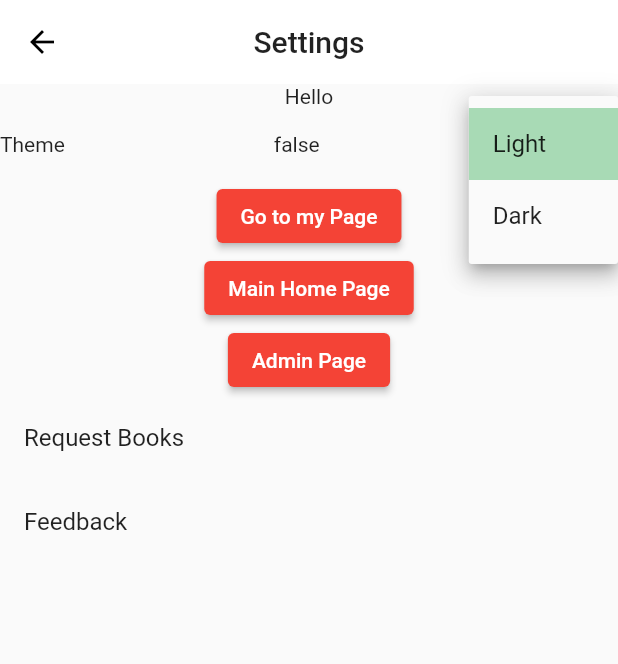
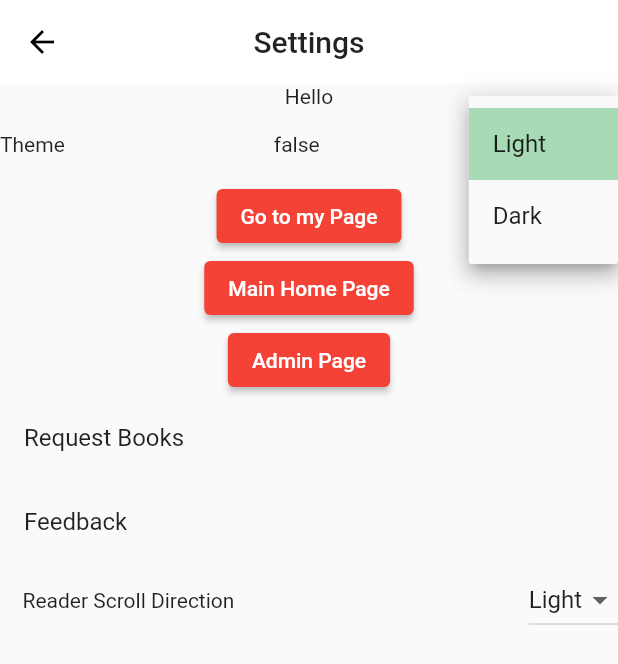
Before and after one commit to zinbrox/books_app, a Flutter app: the SettingsPage screen opened directly, after a tap on "Light", on a phone screen of 412 x 824 dp. Shown: the top 664 px of the screen. Run offline on Flutter 3.47's test engine with Material 2 defaults, Android fonts, the light colour scheme and no system bars; our stand-ins replace cloud_firestore, file_picker, firebase_auth, firebase_core, firebase_storage, fluttertoast and 2 more; missing offline and left inert: downloads_path_provider, epub, epub_viewer; accounts and stored records are empty.

Commit message:
Added light and dark mode for reader

```diff
--- a/lib/pages/myBooksPage.dart
+++ b/lib/pages/myBooksPage.dart
@@ -143,12 +143,18 @@ class _myPageState extends State<myPage> {
         fontSize: 16.0);
 
     print(rawJson.length);
+
+    String lightMode = prefs.getString('readerMode') ?? "Light";
+    bool light;
+    lightMode=="Light" ? light = false : light = true;
+
     EpubViewer.setConfig(
       themeColor: Theme.of(context).primaryColor,
       identifier: "iosBook",
-      scrollDirection: EpubScrollDirection.VERTICAL,
+      scrollDirection: EpubScrollDirection.ALLDIRECTIONS,
       allowSharing: true,
       enableTts: true,
+      nightMode: light,
     );
     //print(downloadedBooksList[bookIndexSelected].name);
     File file = File(downloadedBooksList[bookIndexSelected].name);
--- a/lib/pages/settingsPage.dart
+++ b/lib/pages/settingsPage.dart
@@ -2,6 +2,7 @@ import 'package:books_app/styles/color_styles.dart';
 import 'package:file_picker/file_picker.dart';
 import 'package:flutter/material.dart';
 import 'package:provider/provider.dart';
+import 'package:shared_preferences/shared_preferences.dart';
 
 class SettingsPage extends StatefulWidget {
   @override
@@ -10,11 +11,35 @@ class SettingsPage extends StatefulWidget {
 
 class _SettingsPageState extends State<SettingsPage> {
   PlatformFile file;
+  String lightMode;
+
+  Future<void> getScrollDirection() async {
+    final prefs = await SharedPreferences.getInstance();
+    String light = prefs.getString('readerMode') ?? null;
+    if(light!=null)
+      lightMode=light;
+    else
+      lightMode="Light";
+    setState(() {
+    });
+  }
+
+  Future<void> changeLightMode(String newValue) async {
+    final prefs = await SharedPreferences.getInstance();
+    prefs.setString('readerMode', newValue);
+  }
 
   @override
   void initState() {
     super.initState();
+    getScrollDirection();
   }
+
+  @override
+  void dispose() {
+    super.dispose();
+  }
+
   @override
   Widget build(BuildContext context) {
     final _themeChanger = Provider.of<DarkThemeProvider>(context);
@@ -72,6 +97,27 @@ class _SettingsPageState extends State<SettingsPage> {
             title: Text("Feedback"),
             onTap: () => Navigator.pushNamed(context, '/feedbackPage'),
           ),
+          Row(
+            children: <Widget>[
+              Padding(padding: EdgeInsets.only(left: 15)),
+              Text("Reader Scroll Direction"),
+              Spacer(),
+              DropdownButton<String>(
+                value: lightMode,
+                onChanged: (String newValue){
+                  if(this.mounted) {
+                      setState((){
+                        lightMode=newValue;
+                        changeLightMode(newValue);
+                  });
+                  }
+                },
+                items: <String>['Light', 'Dark'].map<DropdownMenuItem<String>>((String value){
+                  return DropdownMenuItem<String>(value: value, child: Text(value),);
+                }).toList(),
+              )
+            ],
+          ),
         ],
       ),),
     );
```
